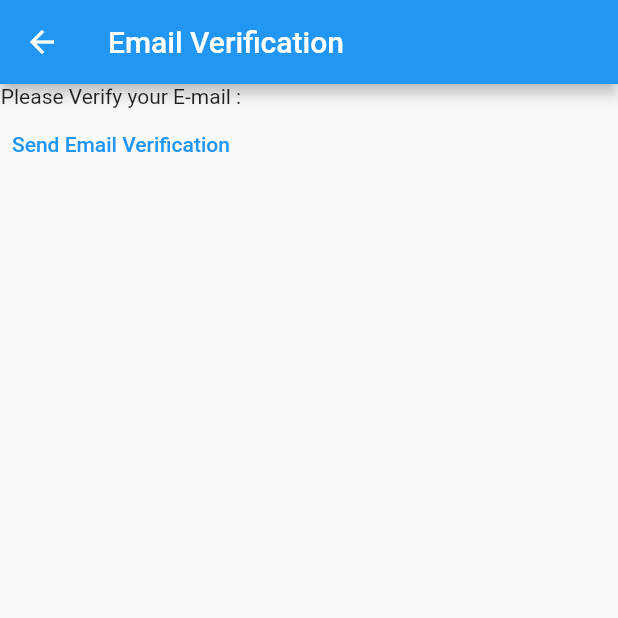
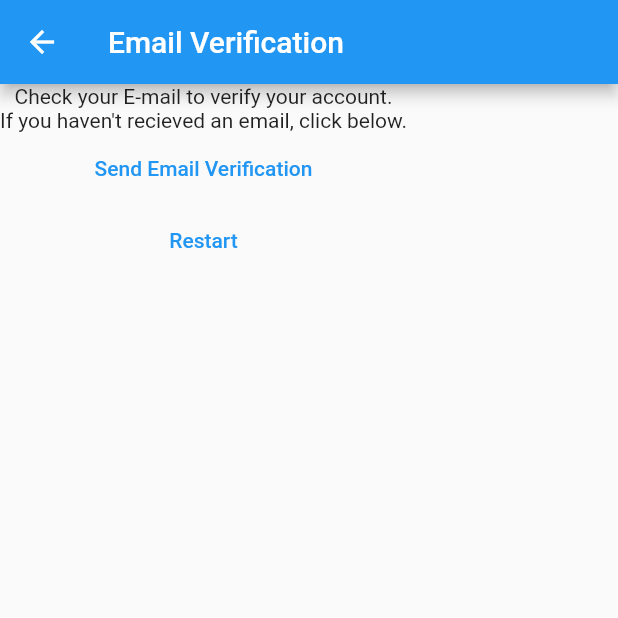
Before and after one commit to VaibhavdLights/LearningAndroid, a Flutter app: the VerifyEmailView screen opened directly, on a phone screen of 412 x 824 dp, the top half of it. Run offline on Flutter 3.47's test engine with Material 2 defaults, Android fonts, the phone set to English and light mode, and no system bars; our stand-ins replace firebase_auth, firebase_core; accounts and stored records are empty.

Commit message:
lot of changes

```diff
--- a/lib/constants/routes.dart
+++ b/lib/constants/routes.dart
@@ -1,3 +1,4 @@
 const loginRoute = '/login/';
 const registerRoute = '/register/';
 const notesRoute = '/notes/';
+const verifyEmailRoute = '/verify-email/';
--- a/lib/main.dart
+++ b/lib/main.dart
@@ -20,6 +20,7 @@ void main() {
       loginRoute: (context) => const LoginView(),
       registerRoute: (context) => const RegisterView(),
       notesRoute: (context) => const NotesView(),
+      verifyEmailRoute: (context) => const VerifyEmailView(),
     },
   ));
 }
--- a/lib/view/verify_email_view.dart
+++ b/lib/view/verify_email_view.dart
@@ -1,5 +1,6 @@
 import 'package:firebase_auth/firebase_auth.dart';
 import 'package:flutter/material.dart';
+import 'package:myapp/constants/routes.dart';
 
 class VerifyEmailView extends StatefulWidget {
   const VerifyEmailView({Key? key}) : super(key: key);
@@ -17,13 +18,25 @@ class _VerifyEmailViewState extends State<VerifyEmailView> {
       ),
       body: Column(
         children: [
-          const Text("Please Verify your E-mail :"),
+          const Text("Check your E-mail to verify your account."),
+          const Text("If you haven't recieved an email, click below."),
           TextButton(
               onPressed: () async {
                 final user = FirebaseAuth.instance.currentUser;
                 await user?.sendEmailVerification();
               },
-              child: const Text("Send Email Verification"))
+              child: const Text("Send Email Verification")),
+          TextButton(
+            onPressed: () async {
+              await FirebaseAuth.instance.signOut();
+              // ignore: use_build_context_synchronously
+              Navigator.of(context).pushNamedAndRemoveUntil(
+                registerRoute,
+                (route) => false,
+              );
+            },
+            child: const Text("Restart"),
+          ),
         ],
       ),
     );
```
Also changed, not shown: lib/view/login_view.dart (+24 -5 lines), lib/view/register_view.dart (+18 -1 lines).
